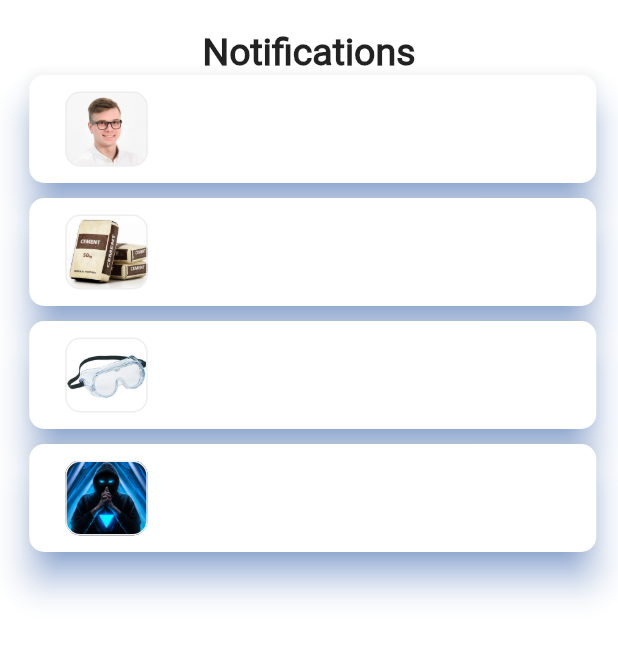
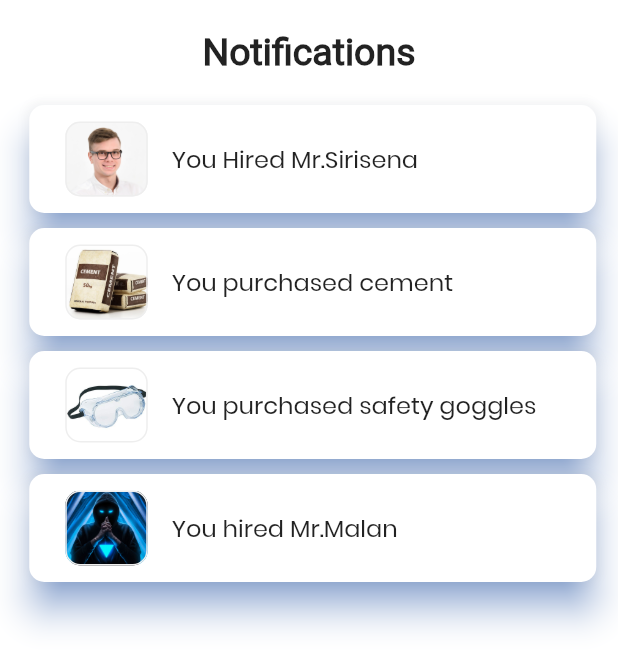
Before and after one commit to ProSiteGroup2/ProSite, a Flutter app: the Notifications screen opened by its route, on a phone screen of 412 x 824 dp. Shown: the top 669 px of the screen. Run offline on Flutter 3.47's test engine with Material 2 defaults, Android fonts, the phone set to English and light mode, and no system bars; missing offline and left inert: dart:ffi.

Commit message:
notify edit

```diff
--- a/lib/pages/notifications.dart
+++ b/lib/pages/notifications.dart
@@ -29,7 +29,7 @@ class _NotificationsState extends State<Notifications> {
             children: [
               Center(
                   child: Padding(
-                    padding: const EdgeInsets.only(top:20.0),
+                    padding: const EdgeInsets.only(top:20.0, bottom: 20.0),
                     child: Text('Notifications',
                       style: TextStyle(
                         fontFamily: 'Roboto',
@@ -79,13 +79,12 @@ class _NotificationsState extends State<Notifications> {
                                 ),
                               ),
                             ),
-                            title: Column(
-                              children: <Widget>[
-
-                              ],
+                            title: Text(notice[index].msg,
+                            style: TextStyle(
+                              fontFamily: 'Poppins',
+                            ),),
                             ),
                           ),
-                        ),
                       );
                     },
                   ),
```
